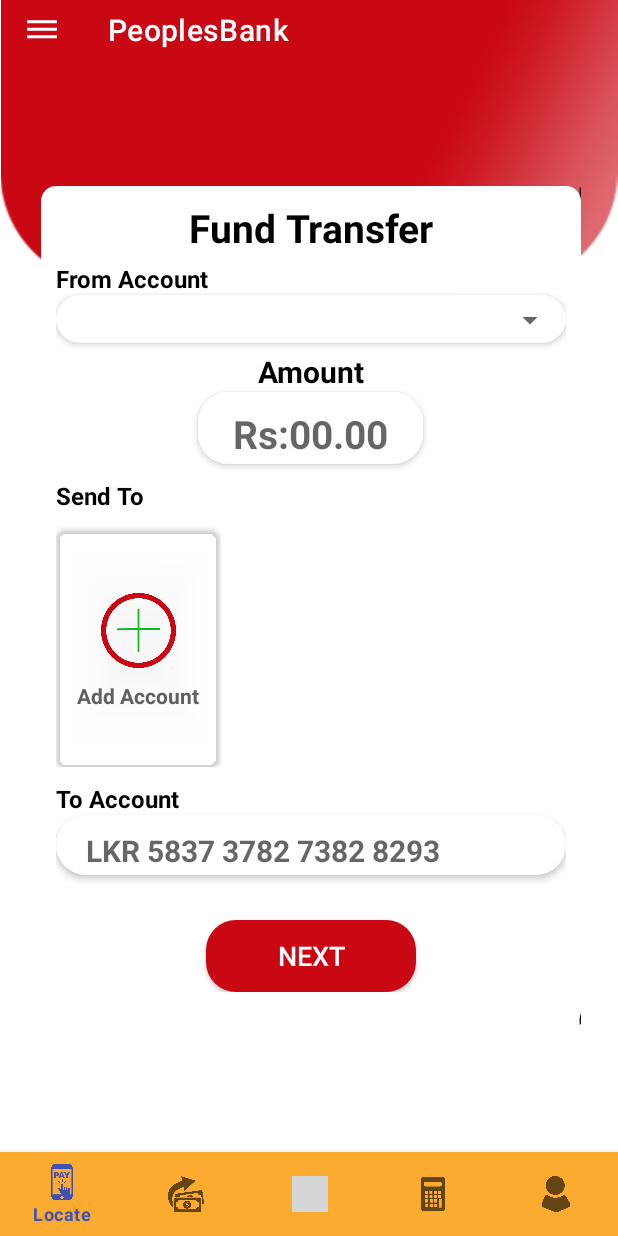
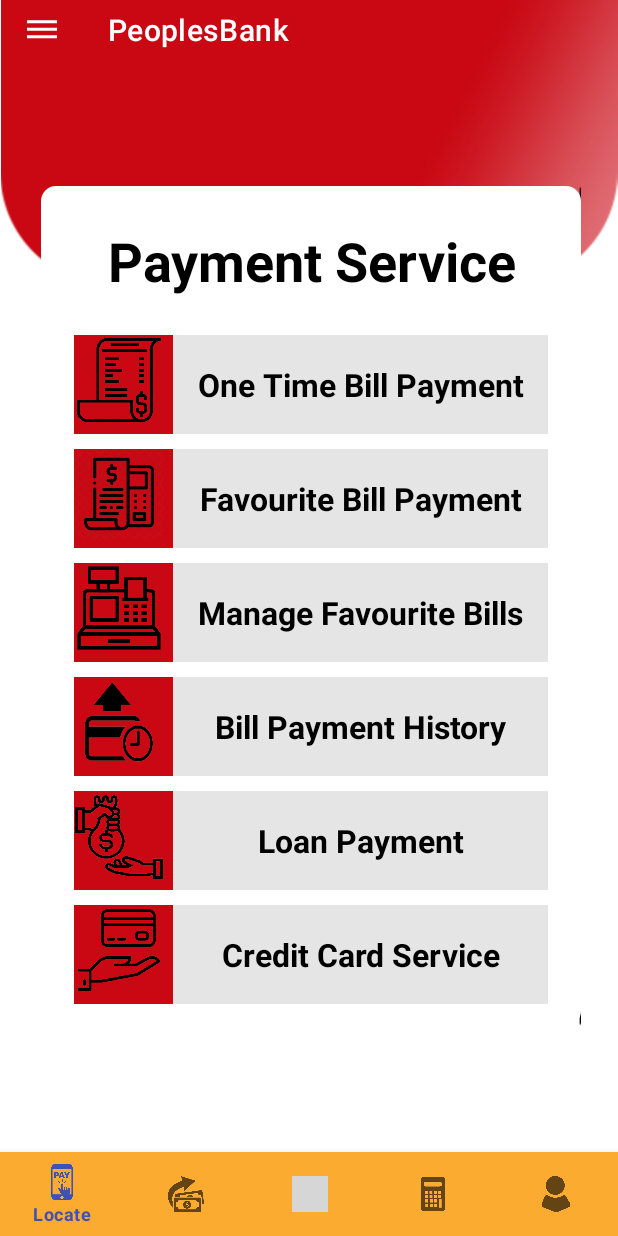
Before and after one commit to User-Experience-Design-SE3050-2021/se3050---uee-2021s2_reg_we_01, an Android app: the screen it shows after launch (MainActivity), after a tap on "home", on a phone screen of 412 x 824 dp. Run offline under Robolectric (Android 15) with nearby library versions, the phone set to English and light mode, and no system bars; our stand-ins replace navigation-ui; libraries missing offline, so code that uses them is left out: com.smarteist.autoimageslider; 1 statement that could not run was skipped; 1 other tap on this screen came first; grey boxes are pictures that could not be loaded.

Commit message:
changes of payment service

```diff
--- a/bank_application/PeoplesBank/app/src/main/java/com/alpha/peoplesbank/MainActivity.java
+++ b/bank_application/PeoplesBank/app/src/main/java/com/alpha/peoplesbank/MainActivity.java
@@ -17,6 +17,7 @@ import android.graphics.drawable.Drawable;
 import android.os.Bundle;
 import android.view.MenuItem;
 import android.view.View;
+import android.widget.Button;
 import android.widget.ImageView;
 import android.widget.TextView;
 
@@ -25,6 +26,7 @@ import com.alpha.peoplesbank.fragment.FundTransferFragment;
 import com.alpha.peoplesbank.fragment.HomeFragment;
 import com.alpha.peoplesbank.fragment.SecondFragment;
 import com.alpha.peoplesbank.fragment.TransactionFragment;
+import com.alpha.peoplesbank.fragment.payment.PaymentService;
 import com.google.android.material.bottomnavigation.BottomNavigationView;
 import com.google.android.material.navigation.NavigationView;
 import com.smarteist.autoimageslider.IndicatorView.animation.type.IndicatorAnimationType;
@@ -37,6 +39,7 @@ public class MainActivity extends AppCompatActivity  implements NavigationView.O
 
     public ImageView ivProfile1;
     public TextView tvTitle, tvUserName;
+    private Button payment;
     public BottomNavigationView bottomNavigationView;
     public int selectedBottomNav;
     private Fragment fragment = null;
@@ -124,7 +127,7 @@ public class MainActivity extends AppCompatActivity  implements NavigationView.O
                         break;
 
                     case R.id.nav_payment:
-                        loadFragment(new FundTransferFragment());
+                        loadFragment(new PaymentService());
                         break;
                 }
                 return true;
--- a/bank_application/PeoplesBank/app/src/main/java/com/alpha/peoplesbank/fragment/HomeFragment.java
+++ b/bank_application/PeoplesBank/app/src/main/java/com/alpha/peoplesbank/fragment/HomeFragment.java
@@ -5,12 +5,14 @@ import android.view.LayoutInflater;
 import android.view.View;
 import android.view.ViewGroup;
 import android.view.WindowManager;
+import android.widget.Button;
 
 import androidx.fragment.app.Fragment;
 
 import com.alpha.peoplesbank.MainActivity;
 import com.alpha.peoplesbank.R;
 import com.alpha.peoplesbank.Util.SliderAdapterExample;
+import com.alpha.peoplesbank.fragment.payment.PaymentService;
 import com.smarteist.autoimageslider.IndicatorView.animation.type.IndicatorAnimationType;
 import com.smarteist.autoimageslider.SliderAnimations;
 import com.smarteist.autoimageslider.SliderView;
@@ -23,38 +25,39 @@ import com.smarteist.autoimageslider.SliderView;
 public class HomeFragment extends Fragment {
 
     View rootView;
-    private static final String ARG_PARAM1 = "param1";
-    private static final String ARG_PARAM2 = "param2";
+    private PaymentService paymentService = new PaymentService();
+//    private static final String ARG_PARAM1 = "param1";
+//    private static final String ARG_PARAM2 = "param2";
 
 
     public SliderView sliderView;
     public SliderAdapterExample sliderAdapter;
     public String[] addImagesArray = {};
 
-    private String mParam1;
-    private String mParam2;
+//    private String mParam1;
+//    private String mParam2;
 
     public HomeFragment() {
         // Required empty public constructor
     }
 
-    public static HomeFragment newInstance(String param1, String param2) {
-        HomeFragment fragment = new HomeFragment();
-        Bundle args = new Bundle();
-        args.putString(ARG_PARAM1, param1);
-        args.putString(ARG_PARAM2, param2);
-        fragment.setArguments(args);
-        return fragment;
-    }
+//    public static HomeFragment newInstance(String param1, String param2) {
+//        HomeFragment fragment = new HomeFragment();
+//        Bundle args = new Bundle();
+//        args.putString(ARG_PARAM1, param1);
+//        args.putString(ARG_PARAM2, param2);
+//        fragment.setArguments(args);
+//        return fragment;
+//    }
 
-    @Override
-    public void onCreate(Bundle savedInstanceState) {
-        super.onCreate(savedInstanceState);
-        if (getArguments() != null) {
-            mParam1 = getArguments().getString(ARG_PARAM1);
-            mParam2 = getArguments().getString(ARG_PARAM2);
-        }
-    }
+//    @Override
+//    public void onCreate(Bundle savedInstanceState) {
+//        super.onCreate(savedInstanceState);
+//        if (getArguments() != null) {
+//            mParam1 = getArguments().getString(ARG_PARAM1);
+//            mParam2 = getArguments().getString(ARG_PARAM2);
+//        }
+//    }
 
     public void initialize(){
 
@@ -76,6 +79,7 @@ public class HomeFragment extends Fragment {
     }
 
 
+
     public void setImagesToImageSlider() {
 
         sliderAdapter = new SliderAdapterExample(getContext(), addImagesArray);
--- /dev/null
+++ b/bank_application/PeoplesBank/app/src/main/java/com/alpha/peoplesbank/fragment/payment/PaymentService.java
@@ -0,0 +1,66 @@
+package com.alpha.peoplesbank.fragment.payment;
+
+import android.os.Bundle;
+
+import androidx.fragment.app.Fragment;
+
+import android.view.LayoutInflater;
+import android.view.View;
+import android.view.ViewGroup;
+
+import com.alpha.peoplesbank.R;
+
+/**
+ * A simple {@link Fragment} subclass.
+ * Use the {@link PaymentService#newInstance} factory method to
+ * create an instance of this fragment.
+ */
+public class PaymentService extends Fragment {
+
+    // TODO: Rename parameter arguments, choose names that match
+    // the fragment initialization parameters, e.g. ARG_ITEM_NUMBER
+    private static final String ARG_PARAM1 = "param1";
+    private static final String ARG_PARAM2 = "param2";
+
+    // TODO: Rename and change types of parameters
+    private String mParam1;
+    private String mParam2;
+
+    public PaymentService() {
+        // Required empty public constructor
+    }
+
+    /**
+     * Use this factory method to create a new instance of
+     * this fragment using the provided parameters.
+     *
+     * @param param1 Parameter 1.
+     * @param param2 Parameter 2.
+     * @return A new instance of fragment PaymentService.
+     */
+    // TODO: Rename and change types and number of parameters
+    public static PaymentService newInstance(String param1, String param2) {
+        PaymentService fragment = new PaymentService();
+        Bundle args = new Bundle();
+        args.putString(ARG_PARAM1, param1);
+        args.putString(ARG_PARAM2, param2);
+        fragment.setArguments(args);
+        return fragment;
+    }
+
+    @Override
+    public void onCreate(Bundle savedInstanceState) {
+        super.onCreate(savedInstanceState);
+        if (getArguments() != null) {
+            mParam1 = getArguments().getString(ARG_PARAM1);
+            mParam2 = getArguments().getString(ARG_PARAM2);
+        }
+    }
+
+    @Override
+    public View onCreateView(LayoutInflater inflater, ViewGroup container,
+                             Bundle savedInstanceState) {
+        // Inflate the layout for this fragment
+        return inflater.inflate(R.layout.fragment_payment_service, container, false);
+    }
+}
--- a/bank_application/PeoplesBank/app/src/main/res/layout/content_main.xml
+++ b/bank_application/PeoplesBank/app/src/main/res/layout/content_main.xml
@@ -174,15 +174,15 @@
             android:layout_height="match_parent"/>
 
         <Button
+            android:id="@+id/content_payment"
             android:layout_width="100dp"
             android:layout_height="40dp"
+            android:layout_gravity="center"
+            android:background="@drawable/home_custom_button_red"
             android:text="Payment"
             android:textSize="9sp"
             android:textStyle="bold"
-            app:backgroundTint="@color/gold_yellow"
-            android:background="@drawable/home_custom_button_red"
-            android:layout_gravity="center"
-            />
+            app:backgroundTint="@color/gold_yellow" />
 
 
 
--- /dev/null
+++ b/bank_application/PeoplesBank/app/src/main/res/layout/fragment_payment_service.xml
@@ -0,0 +1,346 @@
+<?xml version="1.0" encoding="utf-8"?>
+<LinearLayout xmlns:android="http://schemas.android.com/apk/res/android"
+    xmlns:tools="http://schemas.android.com/tools"
+    android:layout_width="match_parent"
+    android:layout_height="match_parent"
+    tools:context=".fragment.payment.PaymentService">
+
+    <LinearLayout
+        android:layout_width="360dp"
+        android:layout_height="560dp"
+        android:layout_gravity="center"
+        android:layout_marginStart="27dp"
+        android:layout_marginEnd="27dp"
+        android:background="@drawable/white_box"
+        android:orientation="vertical">
+
+
+        <View
+            android:layout_width="match_parent"
+            android:layout_height="25dp" />
+
+
+        <TextView
+            android:layout_width="match_parent"
+            android:layout_height="wrap_content"
+            android:text="@string/paymentService"
+            android:textAlignment="center"
+            android:textColor="@color/black"
+            android:textSize="36sp"
+            android:textStyle="bold" />
+
+
+        <View
+            android:layout_width="match_parent"
+            android:layout_height="25dp" />
+
+        <LinearLayout
+            android:layout_width="wrap_content"
+            android:layout_height="wrap_content"
+            android:layout_gravity="center"
+            android:background="@drawable/service_tab"
+            android:orientation="vertical">
+
+            <LinearLayout
+                android:layout_width="match_parent"
+                android:layout_height="match_parent"
+                android:layout_gravity="left"
+                android:orientation="horizontal">
+
+                <RelativeLayout
+                    android:layout_width="wrap_content"
+                    android:layout_height="match_parent">
+
+
+                    <ImageView
+                        android:layout_width="wrap_content"
+                        android:layout_height="wrap_content"
+                        android:background="@drawable/service_box" />
+
+
+                    <ImageView
+                        android:layout_width="60dp"
+                        android:layout_height="60dp"
+                        android:background="@drawable/one_time_bill_payment" />
+
+
+                </RelativeLayout>
+
+
+                <TextView
+                    android:layout_width="match_parent"
+                    android:layout_height="match_parent"
+                    android:gravity="center"
+                    android:text="@string/oneTimeBillPayment"
+                    android:textColor="@color/black"
+                    android:textSize="21sp"
+                    android:textStyle="bold" />
+
+
+            </LinearLayout>
+
+
+        </LinearLayout>
+
+        <View
+            android:layout_width="match_parent"
+            android:layout_height="10dp" />
+
+        <LinearLayout
+            android:layout_width="wrap_content"
+            android:layout_height="wrap_content"
+            android:layout_gravity="center"
+            android:background="@drawable/service_tab"
+            android:orientation="vertical">
+
+            <LinearLayout
+                android:layout_width="match_parent"
+                android:layout_height="match_parent"
+                android:layout_gravity="left"
+                android:orientation="horizontal">
+
+                <RelativeLayout
+                    android:layout_width="wrap_content"
+                    android:layout_height="match_parent">
+
+
+                    <ImageView
+                        android:layout_width="wrap_content"
+                        android:layout_height="wrap_content"
+                        android:background="@drawable/service_box" />
+
+
+                    <ImageView
+                        android:layout_width="60dp"
+                        android:layout_height="60dp"
+                        android:background="@drawable/favourite_bill_payment" />
+
+
+                </RelativeLayout>
+
+
+                <TextView
+                    android:layout_width="match_parent"
+                    android:layout_height="match_parent"
+                    android:gravity="center"
+                    android:text="@string/favouriteBillPayment"
+                    android:textColor="@color/black"
+                    android:textSize="21sp"
+                    android:textStyle="bold" />
+
+
+            </LinearLayout>
+
+
+        </LinearLayout>
+
+
+        <View
+            android:layout_width="match_parent"
+            android:layout_height="10dp" />
+
+
+        <LinearLayout
+            android:layout_width="wrap_content"
+            android:layout_height="wrap_content"
+            android:layout_gravity="center"
+            android:background="@drawable/service_tab"
+            android:orientation="vertical">
+
+            <LinearLayout
+                android:layout_width="match_parent"
+                android:layout_height="match_parent"
+                android:layout_gravity="left"
+                android:orientation="horizontal">
+
+                <RelativeLayout
+                    android:layout_width="wrap_content"
+                    android:layout_height="match_parent">
+
+
+                    <ImageView
+                        android:layout_width="wrap_content"
+                        android:layout_height="wrap_content"
+                        android:background="@drawable/service_box" />
+
+
+                    <ImageView
+                        android:layout_width="60dp"
+                        android:layout_height="60dp"
+                        android:background="@drawable/bill_manage" />
+
+
+                </RelativeLayout>
+
+
+                <TextView
+                    android:layout_width="match_parent"
+                    android:layout_height="match_parent"
+                    android:gravity="center"
+                    android:text="@string/manageFavouriteBills"
+                    android:textColor="@color/black"
+                    android:textSize="21sp"
+                    android:textStyle="bold" />
+
+
+            </LinearLayout>
+
+
+        </LinearLayout>
+
+        <View
+            android:layout_width="match_parent"
+            android:layout_height="10dp" />
+
+        <LinearLayout
+            android:layout_width="wrap_content"
+            android:layout_height="wrap_content"
+            android:layout_gravity="center"
+            android:background="@drawable/service_tab"
+            android:orientation="vertical">
+
+            <LinearLayout
+                android:layout_width="match_parent"
+                android:layout_height="match_parent"
+                android:layout_gravity="left"
+                android:orientation="horizontal">
+
+                <RelativeLayout
+                    android:layout_width="wrap_content"
+                    android:layout_height="match_parent">
+
+
+                    <ImageView
+                        android:layout_width="wrap_content"
+                        android:layout_height="wrap_content"
+                        android:background="@drawable/service_box" />
+
+
+                    <ImageView
+                        android:layout_width="60dp"
+                        android:layout_height="60dp"
+                        android:background="@drawable/history" />
+
+
+                </RelativeLayout>
+
+
+                <TextView
+                    android:layout_width="match_parent"
+                    android:layout_height="match_parent"
+                    android:gravity="center"
+                    android:text="@string/billPaymentHistory"
+                    android:textColor="@color/black"
+                    android:textSize="21sp"
+                    android:textStyle="bold" />
+
+
+            </LinearLayout>
+
+
+        </LinearLayout>
+        <View
+            android:layout_width="match_parent"
+            android:layout_height="10dp" />
+        <LinearLayout
+            android:layout_width="wrap_content"
+            android:layout_height="wrap_content"
+            android:layout_gravity="center"
+            android:background="@drawable/service_tab"
+            android:orientation="vertical">
+
+            <LinearLayout
+                android:layout_width="match_parent"
+                android:layout_height="match_parent"
+                android:layout_gravity="left"
+                android:orientation="horizontal">
+
+                <RelativeLayout
+                    android:layout_width="wrap_content"
+                    android:layout_height="match_parent">
+
+
+                    <ImageView
+                        android:layout_width="wrap_content"
+                        android:layout_height="wrap_content"
+                        android:background="@drawable/service_box" />
+
+
+                    <ImageView
+                        android:layout_width="60dp"
+                        android:layout_height="60dp"
+                        android:background="@drawable/loan_service" />
+
+
+                </RelativeLayout>
+
+
+                <TextView
+                    android:layout_width="match_parent"
+                    android:layout_height="match_parent"
+                    android:gravity="center"
+                    android:text="@string/loanPayment"
+                    android:textColor="@color/black"
+                    android:textSize="21sp"
+                    android:textStyle="bold" />
+
+
+            </LinearLayout>
+
+
+        </LinearLayout>
+        <View
+            android:layout_width="match_parent"
+            android:layout_height="10dp" />
+        <LinearLayout
+            android:layout_width="wrap_content"
+            android:layout_height="wrap_content"
+            android:layout_gravity="center"
+            android:background="@drawable/service_tab"
+            android:orientation="vertical">
+
+            <LinearLayout
+                android:layout_width="match_parent"
+                android:layout_height="match_parent"
+                android:layout_gravity="left"
+                android:orientation="horizontal">
+
+                <RelativeLayout
+                    android:layout_width="wrap_content"
+                    android:layout_height="match_parent">
+
+
+                    <ImageView
+                        android:layout_width="wrap_content"
+                        android:layout_height="wrap_content"
+                        android:background="@drawable/service_box" />
+
+
+                    <ImageView
+                        android:layout_width="60dp"
+                        android:layout_height="60dp"
+                        android:background="@drawable/card" />
+
+
+                </RelativeLayout>
+
+
+                <TextView
+                    android:layout_width="match_parent"
+                    android:layout_height="match_parent"
+                    android:gravity="center"
+                    android:text="@string/creditCardPayment"
+                    android:textColor="@color/black"
+                    android:textSize="21sp"
+                    android:textStyle="bold" />
+
+
+            </LinearLayout>
+
+
+        </LinearLayout>
+
+    </LinearLayout>
+
+
+</LinearLayout>
--- a/bank_application/PeoplesBank/app/src/main/res/values/strings.xml
+++ b/bank_application/PeoplesBank/app/src/main/res/values/strings.xml
@@ -11,6 +11,11 @@
     <string name="invalid_username">Not a valid username</string>
     <string name="invalid_password">Password must be >5 characters</string>
     <string name="login_failed">"Login failed"</string>
-    <!-- TODO: Remove or change this placeholder text -->
-    <string name="hello_blank_fragment">Hello blank fragment</string>
+   <string name="paymentService">Payment Service</string>
+    <string name="oneTimeBillPayment">One Time Bill Payment</string>
+    <string name="favouriteBillPayment">Favourite Bill Payment</string>
+    <string name="manageFavouriteBills">Manage Favourite Bills</string>
+    <string name="billPaymentHistory">Bill Payment History</string>
+    <string name="loanPayment">Loan Payment </string>
+    <string name="creditCardPayment">Credit Card Service</string>
 </resources>
```
Also changed, not shown: bank_application/PeoplesBank/app/src/main/res/drawable/bill_manage.png (added), bank_application/PeoplesBank/app/src/main/res/drawable/card.png (added), bank_application/PeoplesBank/app/src/main/res/drawable/favourite_bill_payment.png (added), bank_application/PeoplesBank/app/src/main/res/drawable/history.png (added), bank_application/PeoplesBank/app/src/main/res/drawable/loan_icon.png (added), bank_application/PeoplesBank/app/src/main/res/drawable/loan_service.png (added), bank_application/PeoplesBank/app/src/main/res/drawable/one_time_bill_payment.png (added).
